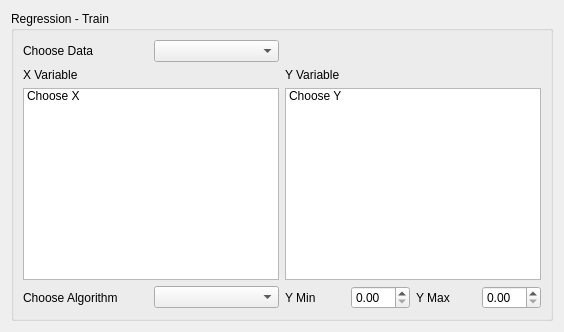
This is ui/RegressionTrain.ui in tthatcher95/PyHAT_Point_Spectra_GUI as Qt 5 draws it before an edit. The edited form follows.
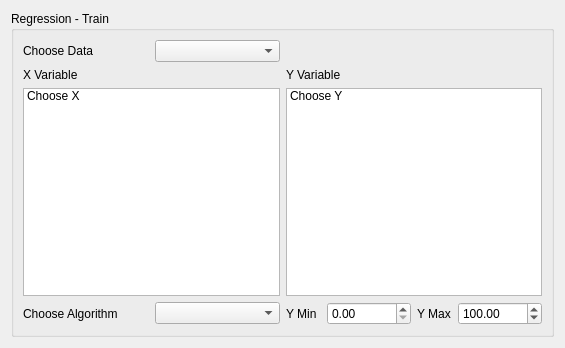
This is the edited form.

Diff of the .ui file:
```diff
--- a/ui/RegressionTrain.ui
+++ b/ui/RegressionTrain.ui
@@ -2,6 +2,14 @@
 <ui version="4.0">
  <class>Form</class>
  <widget class="QWidget" name="Form">
+  <property name="geometry">
+   <rect>
+    <x>0</x>
+    <y>0</y>
+    <width>565</width>
+    <height>348</height>
+   </rect>
+  </property>
   <property name="windowTitle">
    <string>Form</string>
   </property>
@@ -100,7 +108,11 @@
          </widget>
         </item>
         <item>
-         <widget class="QDoubleSpinBox" name="yMinDoubleSpinBox"/>
+         <widget class="QDoubleSpinBox" name="yMinDoubleSpinBox">
+          <property name="maximum">
+           <double>999999.000000000000000</double>
+          </property>
+         </widget>
         </item>
         <item>
          <widget class="QLabel" name="yMaxLabel">
@@ -110,7 +122,14 @@
          </widget>
         </item>
         <item>
-         <widget class="QDoubleSpinBox" name="yMaxDoubleSpinBox"/>
+         <widget class="QDoubleSpinBox" name="yMaxDoubleSpinBox">
+          <property name="maximum">
+           <double>999999.000000000000000</double>
+          </property>
+          <property name="value">
+           <double>100.000000000000000</double>
+          </property>
+         </widget>
         </item>
        </layout>
       </item>
```
